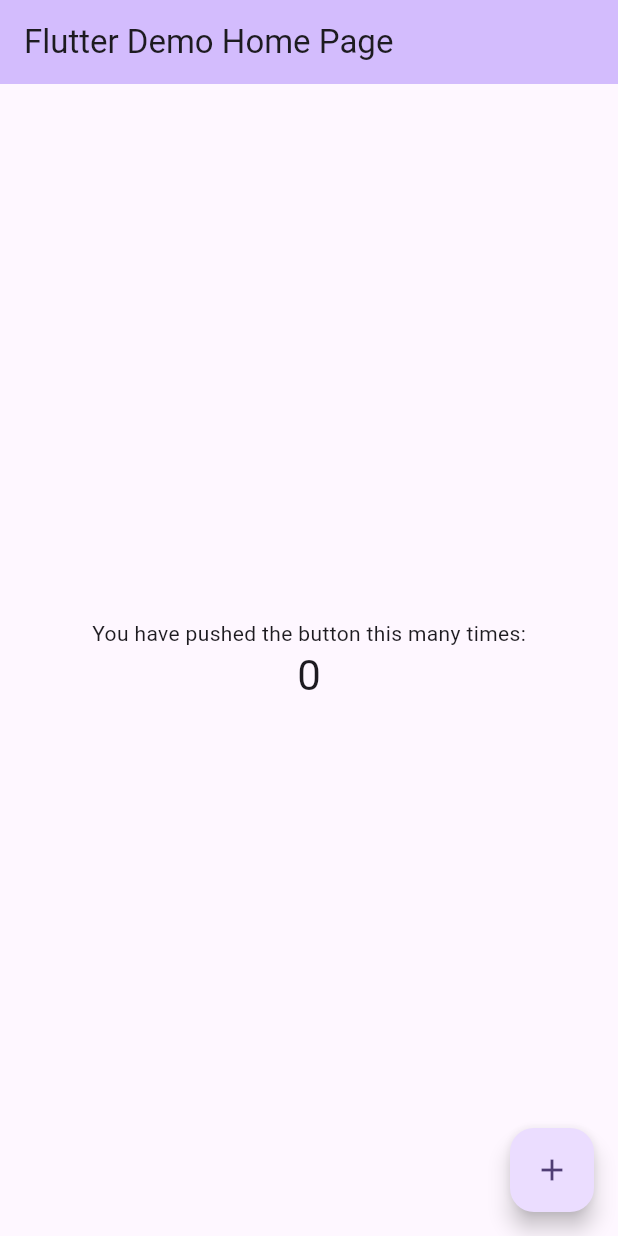
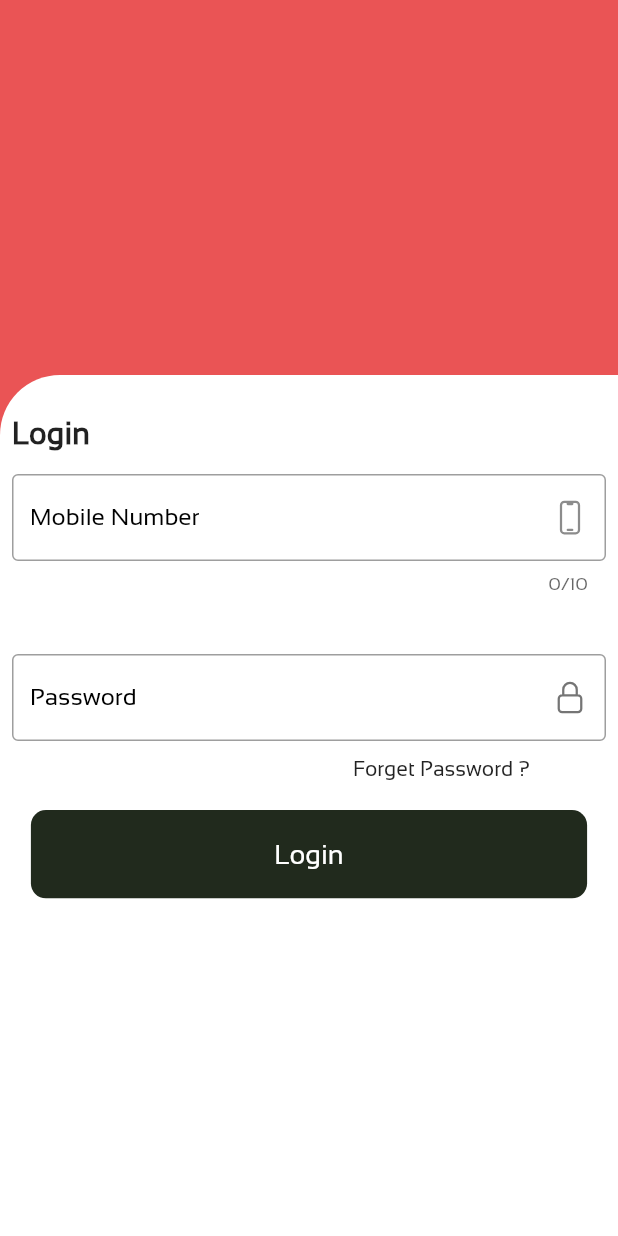
Before and after one commit to thirvusoft/Attendance_marker, a Flutter app: the screen it shows after launch, on a phone screen of 412 x 824 dp. Run offline on Flutter 3.47's test engine with Material 2 defaults, Android fonts, the light colour scheme and no system bars; our stand-ins replace get, google_fonts, heroicons.

Commit message:
login page & home page

```diff
--- /dev/null
+++ b/lib/Controller/routes.dart
@@ -0,0 +1,19 @@
+import 'package:attendancemarker/Page/homepage.dart';
+import 'package:attendancemarker/Page/loginpage.dart';
+import 'package:get/get_navigation/src/routes/get_route.dart';
+
+class Routes {
+  static String loginpage = '/loginpage';
+  static String homepage = '/homepage';
+}
+
+final getPages = [
+  GetPage(
+    name: Routes.loginpage,
+    page: () => Loginpage(),
+  ),
+  GetPage(
+    name: Routes.homepage,
+    page: () => const Homepage(),
+  ),
+];
--- /dev/null
+++ b/lib/Page/loginpage.dart
@@ -0,0 +1,120 @@
+import 'package:attendancemarker/widgets/resuable_textfield.dart';
+import 'package:attendancemarker/widgets/reusable_button.dart';
+import 'package:flutter/material.dart';
+import 'package:get/get.dart';
+import 'package:heroicons/heroicons.dart';
+
+class Loginpage extends StatelessWidget {
+  final _loginFormkey = GlobalKey<FormState>();
+
+  final TextEditingController _mobilenumberController = TextEditingController();
+
+  final TextEditingController _passwordController = TextEditingController();
+
+  Loginpage({super.key});
+
+  @override
+  Widget build(BuildContext context) {
+    return Scaffold(
+        body: Container(
+      color: const Color(0xFFEA5455),
+      child: SingleChildScrollView(
+        child: Column(
+          children: [
+            const SizedBox(
+              height: 250,
+            ),
+            Container(
+              height: MediaQuery.of(context).size.height,
+              decoration: const BoxDecoration(
+                color: Colors.white,
+                borderRadius: BorderRadius.only(
+                  topLeft: Radius.circular(40),
+                ),
+              ),
+              child: Padding(
+                padding: const EdgeInsets.all(8.0),
+                child: Column(
+                  children: [
+                    const SizedBox(
+                      height: 20,
+                    ),
+                    const Align(
+                        alignment: Alignment.centerLeft,
+                        child: Text("Login",
+                            style: TextStyle(
+                                fontSize: 20,
+                                fontWeight: FontWeight.bold,
+                                letterSpacing: .1))),
+                    const SizedBox(
+                      height: 15,
+                    ),
+                    ReusableTextField(
+                      labelText: 'Mobile Number',
+                      controller: _mobilenumberController,
+                      obscureText: false,
+                      suffixIcon: HeroIcons.devicePhoneMobile,
+                      keyboardType: TextInputType.phone,
+                      validator: (value) {
+                        if (value == null || value.isEmpty) {
+                          return "Mobile Number can't be empty";
+                        } else if (value.length != 10) {
+                          return "Invalid Mobile Number ";
+                        }
+                        return null;
+                      },
+                      maxLength: 10,
+                      readyonly: false,
+                      autovalidateMode: AutovalidateMode.onUserInteraction,
+                    ),
+                    const SizedBox(
+                      height: 40,
+                    ),
+                    ReusableTextField(
+                      labelText: 'Password',
+                      controller: _passwordController,
+                      obscureText: true,
+                      suffixIcon: HeroIcons.lockClosed,
+                      validator: (value) {
+                        if (value == null || value.isEmpty) {
+                          return "Password can't be empty";
+                        }
+                        return null;
+                      },
+                      readyonly: false,
+                      autovalidateMode: AutovalidateMode.onUserInteraction,
+                    ),
+                    const SizedBox(
+                      height: 10,
+                    ),
+                    Container(
+                      margin: const EdgeInsets.fromLTRB(180, 0, 0, 0),
+                      child: const Text.rich(
+                        TextSpan(
+                          children: [
+                            TextSpan(text: 'Forget Password ? '),
+                          ],
+                        ),
+                      ),
+                    ),
+                    const SizedBox(
+                      height: 20,
+                    ),
+                    CustomFormButton(
+                      innerText: 'Login',
+                      onPressed: () {
+                        print("[][][][][]");
+                        Get.toNamed("/homepage");
+                      },
+                      backgroundColor: const Color(0xFF212A1D),
+                    )
+                  ],
+                ),
+              ),
+            ),
+          ],
+        ),
+      ),
+    ));
+  }
+}
--- a/lib/main.dart
+++ b/lib/main.dart
@@ -1,125 +1,49 @@
+import 'package:attendancemarker/Controller/routes.dart';
 import 'package:flutter/material.dart';
+import 'package:get/get.dart';
+import 'package:get/get_navigation/src/root/get_material_app.dart';
 
-void main() {
+void main() async {
   runApp(const MyApp());
 }
 
 class MyApp extends StatelessWidget {
   const MyApp({super.key});
 
-  // This widget is the root of your application.
   @override
   Widget build(BuildContext context) {
-    return MaterialApp(
-      title: 'Flutter Demo',
+    return GetMaterialApp(
       theme: ThemeData(
-        // This is the theme of your application.
-        //
-        // TRY THIS: Try running your application with "flutter run". You'll see
-        // the application has a blue toolbar. Then, without quitting the app,
-        // try changing the seedColor in the colorScheme below to Colors.green
-        // and then invoke "hot reload" (save your changes or press the "hot
-        // reload" button in a Flutter-supported IDE, or press "r" if you used
-        // the command line to start the app).
-        //
-        // Notice that the counter didn't reset back to zero; the application
-        // state is not lost during the reload. To reset the state, use hot
-        // restart instead.
-        //
-        // This works for code too, not just values: Most code changes can be
-        // tested with just a hot reload.
-        colorScheme: ColorScheme.fromSeed(seedColor: Colors.deepPurple),
-        useMaterial3: true,
+        primaryColor: const Color(0xFFEA5455),
+        primarySwatch: createMaterialColor(const Color(0xFFEA5455)),
+        fontFamily: 'Sansation',
+        visualDensity: VisualDensity.adaptivePlatformDensity,
       ),
-      home: const MyHomePage(title: 'Flutter Demo Home Page'),
+      debugShowCheckedModeBanner: false,
+      initialRoute: Routes.loginpage,
+      getPages: getPages,
     );
   }
 }
 
-class MyHomePage extends StatefulWidget {
-  const MyHomePage({super.key, required this.title});
+MaterialColor createMaterialColor(Color color) {
+  List strengths = <double>[.05];
+  Map<int, Color> swatch = {};
+  final int r = color.red, g = color.green, b = color.blue;
 
-  // This widget is the home page of your application. It is stateful, meaning
-  // that it has a State object (defined below) that contains fields that affect
-  // how it looks.
-
-  // This class is the configuration for the state. It holds the values (in this
-  // case the title) provided by the parent (in this case the App widget) and
-  // used by the build method of the State. Fields in a Widget subclass are
-  // always marked "final".
-
-  final String title;
-
-  @override
-  State<MyHomePage> createState() => _MyHomePageState();
-}
-
-class _MyHomePageState extends State<MyHomePage> {
-  int _counter = 0;
-
-  void _incrementCounter() {
-    setState(() {
-      // This call to setState tells the Flutter framework that something has
-      // changed in this State, which causes it to rerun the build method below
-      // so that the display can reflect the updated values. If we changed
-      // _counter without calling setState(), then the build method would not be
-      // called again, and so nothing would appear to happen.
-      _counter++;
-    });
+  for (int i = 1; i < 10; i++) {
+    strengths.add(0.1 * i);
   }
-
-  @override
-  Widget build(BuildContext context) {
-    // This method is rerun every time setState is called, for instance as done
-    // by the _incrementCounter method above.
-    //
-    // The Flutter framework has been optimized to make rerunning build methods
-    // fast, so that you can just rebuild anything that needs updating rather
-    // than having to individually change instances of widgets.
-    return Scaffold(
-      appBar: AppBar(
-        // TRY THIS: Try changing the color here to a specific color (to
-        // Colors.amber, perhaps?) and trigger a hot reload to see the AppBar
-        // change color while the other colors stay the same.
-        backgroundColor: Theme.of(context).colorScheme.inversePrimary,
-        // Here we take the value from the MyHomePage object that was created by
-        // the App.build method, and use it to set our appbar title.
-        title: Text(widget.title),
-      ),
-      body: Center(
-        // Center is a layout widget. It takes a single child and positions it
-        // in the middle of the parent.
-        child: Column(
-          // Column is also a layout widget. It takes a list of children and
-          // arranges them vertically. By default, it sizes itself to fit its
-          // children horizontally, and tries to be as tall as its parent.
-          //
-          // Column has various properties to control how it sizes itself and
-          // how it positions its children. Here we use mainAxisAlignment to
-          // center the children vertically; the main axis here is the vertical
-          // axis because Columns are vertical (the cross axis would be
-          // horizontal).
-          //
-          // TRY THIS: Invoke "debug painting" (choose the "Toggle Debug Paint"
-          // action in the IDE, or press "p" in the console), to see the
-          // wireframe for each widget.
-          mainAxisAlignment: MainAxisAlignment.center,
-          children: <Widget>[
-            const Text(
-              'You have pushed the button this many times:',
-            ),
-            Text(
-              '$_counter',
-              style: Theme.of(context).textTheme.headlineMedium,
-            ),
-          ],
-        ),
-      ),
-      floatingActionButton: FloatingActionButton(
-        onPressed: _incrementCounter,
-        tooltip: 'Increment',
-        child: const Icon(Icons.add),
-      ), // This trailing comma makes auto-formatting nicer for build methods.
+  for (var strength in strengths) {
+    final double ds = 0.5 - strength;
+    swatch[(strength * 1000).round()] = Color.fromRGBO(
+      r + ((ds < 0 ? r : (255 - r)) * ds).round(),
+      g + ((ds < 0 ? g : (255 - g)) * ds).round(),
+      b + ((ds < 0 ? b : (255 - b)) * ds).round(),
+      1,
     );
   }
+  print("xxxxxxxxxxxxxxxxxxxxxxxxxxxxxxxxxxxxxxxxxxxxxxxxxxxxxxxxxx");
+  print(MaterialColor(color.value, swatch));
+  return MaterialColor(color.value, swatch);
 }
--- /dev/null
+++ b/lib/widgets/resuable_textfield.dart
@@ -0,0 +1,75 @@
+import 'package:flutter/material.dart';
+import 'package:heroicons/heroicons.dart';
+
+class ReusableTextField extends StatefulWidget {
+  final String labelText;
+  final TextEditingController controller;
+  final TextInputType keyboardType;
+  final bool obscureText;
+  final HeroIcons? suffixIcon;
+  final int? maxLength;
+  final FormFieldValidator<String>? validator;
+  final Function(String)? onChange;
+  final bool readyonly;
+  final AutovalidateMode autovalidateMode;
+  const ReusableTextField({
+    super.key,
+    required this.labelText,
+    required this.controller,
+    this.keyboardType = TextInputType.text,
+    this.obscureText = false,
+    this.suffixIcon,
+    this.maxLength,
+    this.validator,
+    this.onChange,
+    required this.readyonly,
+    required this.autovalidateMode,
+  });
+
+  @override
+  State<ReusableTextField> createState() => _ReusableTextFieldState();
+}
+
+class _ReusableTextFieldState extends State<ReusableTextField> {
+  bool _obscureText = true;
+
+  @override
+  Widget build(BuildContext context) {
+    return TextFormField(
+      readOnly: widget.readyonly,
+      controller: widget.controller,
+      autovalidateMode: widget.autovalidateMode,
+      keyboardType: widget.keyboardType,
+      obscureText:
+          (widget.obscureText != true) ? widget.obscureText : _obscureText,
+      validator: widget.validator,
+      maxLength: widget.maxLength,
+      onChanged: (text) {
+        if (widget.onChange != null) {
+          widget.onChange!(text);
+        }
+      },
+      decoration: InputDecoration(
+        focusedBorder: const OutlineInputBorder(
+            borderSide: BorderSide(color: Colors.black)),
+        labelText: widget.labelText,
+        labelStyle: const TextStyle(color: Colors.black),
+        border: const OutlineInputBorder(
+            borderSide: BorderSide(color: Color(0x0ff2d2e4))),
+        suffixIcon: (widget.obscureText != true)
+            ? HeroIcon(widget.suffixIcon as HeroIcons)
+            : IconButton(
+                icon: HeroIcon(
+                  _obscureText ? HeroIcons.lockClosed : HeroIcons.lockOpen,
+                  color: Colors.black54,
+                ),
+                onPressed: () {
+                  setState(() {
+                    _obscureText = !_obscureText;
+                  });
+                },
+              ),
+      ),
+    );
+  }
+}
--- /dev/null
+++ b/lib/widgets/reusable_button.dart
@@ -0,0 +1,33 @@
+import 'package:flutter/material.dart';
+
+class CustomFormButton extends StatelessWidget {
+  final String innerText;
+  final Color backgroundColor;
+  final void Function()? onPressed;
+  const CustomFormButton({
+    Key? key,
+    required this.innerText,
+    required this.onPressed,
+    required this.backgroundColor,
+  }) : super(key: key);
+
+  @override
+  Widget build(BuildContext context) {
+    Size size = MediaQuery.of(context).size;
+    return Container(
+      width: size.width * 0.9,
+      height: size.height / 14,
+      decoration: BoxDecoration(
+        color: backgroundColor,
+        borderRadius: BorderRadius.circular(10),
+      ),
+      child: TextButton(
+        onPressed: onPressed,
+        child: Text(
+          innerText,
+          style: const TextStyle(color: Colors.white, fontSize: 18),
+        ),
+      ),
+    );
+  }
+}
```
Also changed, not shown: lib/Page/homepage.dart (added, +71 -0 lines), lib/widgets/resuable_appbar.dart (added, +39 -0 lines), pubspec.yaml (+8 -9 lines), assets/fonts/Sansation_Italic.ttf (added), assets/fonts/Sansation_Light.ttf (added), assets/fonts/Sansation_Light_Italic.ttf (added), assets/fonts/Sansation_Regular.ttf (added), pubspec.lock, 2 other files.
